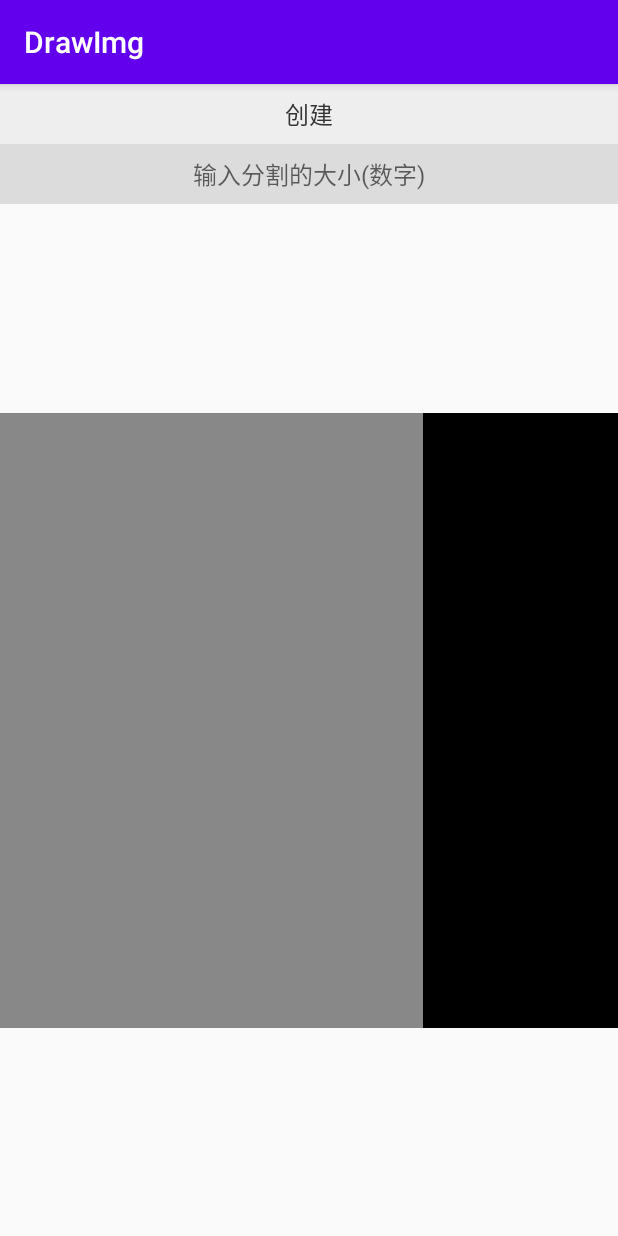
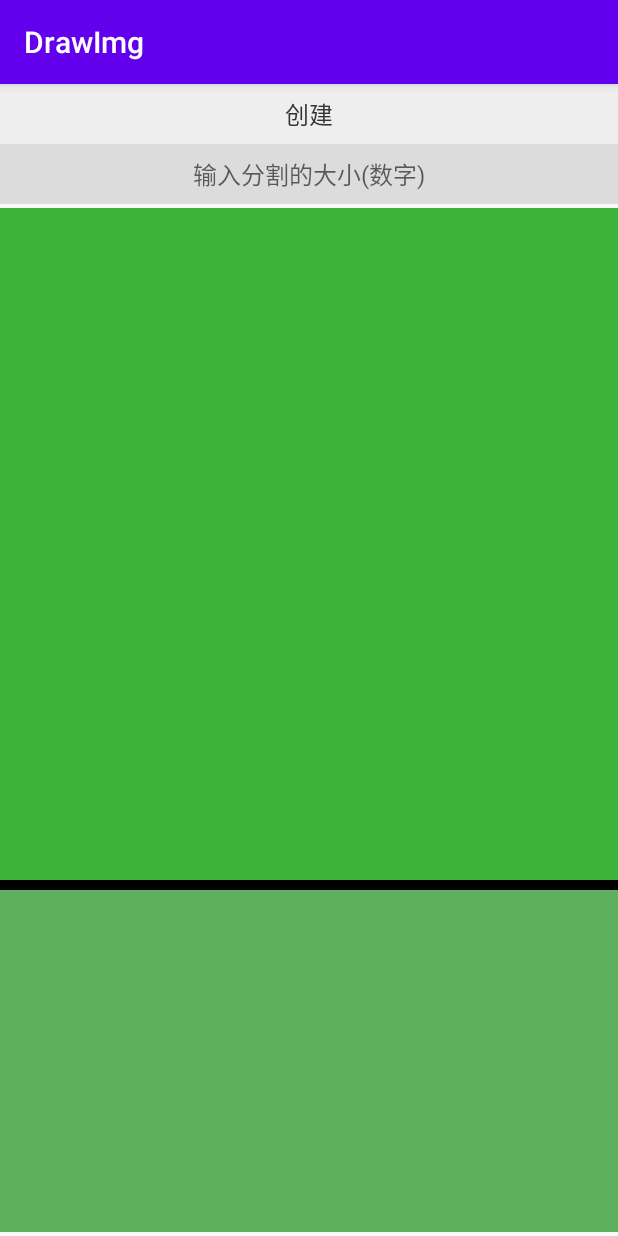
Before and after one commit to MeilingHong/DrawImg, an Android app: the screen it shows after launch (MainActivity), after a tap on "创建", on a phone screen of 412 x 824 dp. Run offline under Robolectric (Android 15) with nearby library versions, the phone set to English and light mode, and no system bars.

Commit message:
处理生成的边界处理问题（需要通过分割1次进行仔细查看数据）；

```diff
--- a/app/src/main/java/com/meiling/drawimg/MainActivity.java
+++ b/app/src/main/java/com/meiling/drawimg/MainActivity.java
@@ -9,63 +9,38 @@ import android.widget.EditText;
 
 import androidx.appcompat.app.AppCompatActivity;
 
-import com.meiling.drawimg.widget.split.SplitImage423Impl;
+import com.meiling.drawimg.widget.mondrian.LogicHelper;
 import com.meiling.drawimg.widget.split.RectangleView;
-import com.meiling.drawimg.widget.mondrian.LogicHelper;
+import com.meiling.drawimg.widget.split.SplitImage1Impl;
 
 public class MainActivity extends AppCompatActivity {
-    private volatile boolean isFinish = false;
-    private Handler mHandler = new Handler(Looper.getMainLooper());
     private RectangleView show;
     private EditText splitSize;
-    private SplitImage423Impl splitImage;
+    private SplitImage1Impl splitImage;
 
     @Override
     protected void onCreate(Bundle savedInstanceState) {
         super.onCreate(savedInstanceState);
         setContentView(R.layout.activity_main);
         show = findViewById(R.id.show);// 显示的View
-        show.getLayoutParams().width = 784;
-        show.getLayoutParams().height = 615;
+        show.getLayoutParams().width = 1024;
+        show.getLayoutParams().height = 1024;
 
         splitSize = findViewById(R.id.splitSize);
     }
 
     public void createImg(View v) {
         //
-//        mHandler.post(new Runnable() {
-//            @Override
-//            public void run() {
-//
-//            }
-//        });
         if (splitImage == null) {
-            splitImage = new SplitImage423Impl();
+            splitImage = new SplitImage1Impl();
         }
-//        final int width = 1024;
-//        final int height = 1024;
-//        RectF bg = new RectF(0, 0, width, height);
-//        ArrayList<RectF> list = new ArrayList<>();
-//        list.addAll(splitImage.generateSplitRectangle(width, height, 2, Math.min(Integer.parseInt(splitSize != null && splitSize.getText() != null && !TextUtils.isEmpty(splitSize.getText().toString()) ? splitSize.getText().toString() : "1"), 4)));
-////        List<Integer> colorList = new ArrayList<>();
-////        colorList.add(Color.parseColor("#ff3296fa"));
-////        colorList.add(Color.parseColor("#bb3296fa"));
-////        colorList.add(Color.parseColor("#993296fa"));
-////        colorList.add(Color.parseColor("#773296fa"));
-////        colorList.add(Color.parseColor("#553296fa"));
-////        Log.e("AndroidRuntime", new GsonBuilder().disableHtmlEscaping().create().toJson(colorList));
-//        show.setDrawItemDataArray(list);
-////        Log.e("AndroidRuntime", new GsonBuilder().disableHtmlEscaping().create().toJson(list));
-
-
-        final LogicHelper logicHelper = new LogicHelper();
-        logicHelper.generate(
-                784,
-                615,
-                "6f82fc52aedb159ee53a5d0eebad9547fa1393a1"
+        final int width = 1024;
+        final int height = 1048;
+        show.setDrawItemDataArray(splitImage.generateSplitRectangle(
+                width,
+                height,
+                10,
+                Math.min(Integer.parseInt(splitSize != null && splitSize.getText() != null && !TextUtils.isEmpty(splitSize.getText().toString()) ? splitSize.getText().toString() : "1"), 4))
         );
-        final int width = 784;
-        final int height = 615;
-        show.setDrawItemDataArray(splitImage.generateSplitRectangle(width, height, 2, Math.min(Integer.parseInt(splitSize != null && splitSize.getText() != null && !TextUtils.isEmpty(splitSize.getText().toString()) ? splitSize.getText().toString() : "1"), 4)));
     }
 }
--- a/app/src/main/java/com/meiling/drawimg/widget/split/RectangleView.java
+++ b/app/src/main/java/com/meiling/drawimg/widget/split/RectangleView.java
@@ -4,21 +4,23 @@ import android.content.Context;
 import android.graphics.Canvas;
 import android.graphics.Color;
 import android.graphics.Paint;
-import android.graphics.RectF;
 import android.util.AttributeSet;
+import android.util.Log;
 import android.view.View;
 
 import androidx.annotation.Nullable;
 
-import java.util.ArrayList;
+import com.google.gson.Gson;
+import com.meiling.drawimg.widget.split.box.SplitEntity;
+
 import java.util.List;
 
 public class RectangleView extends View {
 
     @Nullable
-    private List<RectF> mDrawItemDataArray;
-
+    private List<SplitEntity> mDrawItemDataArray;
     private final Paint mPaint;
+    private Gson mGson = new Gson();
 
     public RectangleView(Context context, @Nullable AttributeSet attrs) {
         super(context, attrs);
@@ -35,13 +37,14 @@ public class RectangleView extends View {
         if (mDrawItemDataArray == null || mDrawItemDataArray.isEmpty()) {
             return;
         }
-        for (RectF drawItemData : mDrawItemDataArray) {
-            mPaint.setColor(Color.GRAY);
-            canvas.drawRect(drawItemData, mPaint);
+        for (SplitEntity temp : mDrawItemDataArray) {
+            mPaint.setColor(temp.color);
+            canvas.drawRect(temp.rectF, mPaint);
+            Log.e("AndroidRuntime", "index:" + "<-->" + mGson.toJson(temp) + "<--->" + mPaint.getColor());
         }
     }
 
-    public void setDrawItemDataArray(@Nullable List<RectF> drawItemDataArray) {
+    public void setDrawItemDataArray(@Nullable List<SplitEntity> drawItemDataArray) {
         this.mDrawItemDataArray = drawItemDataArray;
         invalidate();
     }
--- /dev/null
+++ b/app/src/main/java/com/meiling/drawimg/widget/split/SplitImage1Impl.java
@@ -0,0 +1,123 @@
+package com.meiling.drawimg.widget.split;
+
+import android.content.Context;
+import android.graphics.Bitmap;
+import android.graphics.Canvas;
+import android.graphics.Color;
+import android.graphics.Paint;
+import android.graphics.RectF;
+import android.widget.ImageView;
+
+import com.meiling.drawimg.widget.split.box.SplitEntity;
+
+import java.io.File;
+import java.util.ArrayList;
+import java.util.List;
+import java.util.Random;
+
+/**
+ * 2022-04-20 10:27
+ *
+ * @author marisareimu
+ */
+public class SplitImage1Impl {
+
+    public List<SplitEntity> generateSplitRectangle(int width, int height, int lineWidth, int splitCount) {
+        // todo 实际实现的是一个特定的生成方式
+        final RectF rectInit = new RectF(0, 0, width, height);
+        final List<SplitEntity> mList = new ArrayList<>();//
+        Random randomInt = new Random();
+        mList.add(new SplitEntity(rectInit, Color.rgb(randomInt.nextInt(255), randomInt.nextInt(255), randomInt.nextInt(255))));
+        //---------------------
+        for (int i = 0; i < splitCount; i++) {
+            int index = getMaxRectangle(mList, false);// 获取选中的矩形的下标
+            List<SplitEntity> tempList = doSplitRectangle(mList.get(index), lineWidth);
+            mList.remove(index);// 删除分割后的矩形
+            mList.addAll(tempList);// 将拆分后的两个矩形
+        }
+        return mList;
+    }
+
+    /**
+     * 对于不同的算法，获取分割位置的方式不会相同，这里仅针对该特定算法
+     *
+     * @param rectFList 需要从中去矩形的列表
+     * @param isSquare  是否是根据面积最大取矩形进行分割
+     * @return 返回获取的矩形（需要进行分割的矩形）
+     */
+    private int getMaxRectangle(List<SplitEntity> rectFList, boolean isSquare) {//
+        int index = -1;
+        // 计算面积，取最大
+        double maxSquare = 0;
+        // 计算宽高、取最大变--
+        double maxLength = 0;
+        int size = rectFList != null ? rectFList.size() : 0;
+        if (size > 0) {
+            for (int i = 0; i < size; i++) {
+                RectF temp = rectFList.get(i).rectF;
+                if (isSquare) {
+                    // 1、获取面积最大的一个矩形进行分割
+                    if (temp != null && !temp.isEmpty() && (temp.width() * temp.height()) > maxSquare) {//
+                        index = i;
+                        maxSquare = temp.width() * temp.height();
+                    }
+                } else {
+                    // 2、获取拥有最长边的矩形进行裁剪---对于相同长边
+                    if (temp != null && !temp.isEmpty() && Math.max(temp.width(), temp.height()) > maxLength) {
+                        index = i;
+                        maxLength = Math.max(temp.width(), temp.height());
+                    }
+                }
+            }
+        }
+        return index;
+    }
+
+    /**
+     * @param rectF     需要进行分割的矩形
+     * @param lineWidth 分割线的宽度
+     * @return 分割后的后的
+     */
+    private List<SplitEntity> doSplitRectangle(SplitEntity rectF, int lineWidth) {
+        boolean isWidth = false;
+        isWidth = rectF.rectF.width() > rectF.rectF.height();// 如果
+        float halfLine = lineWidth / 2F;
+        //--------------------------------
+        // 这里写取分割点的逻辑，不同的逻辑下，这个部分会不同，而不同取矩形的方法下，也不一定有这个方法
+        float baseLine = (isWidth ? rectF.rectF.width() : rectF.rectF.height()) / 2F;
+        float startPoint = isWidth ? rectF.rectF.left : rectF.rectF.top;// 起始点
+        float random = baseLine + baseLine * 0.4F * new Random().nextFloat();//
+        RectF split1 = new RectF((int) rectF.rectF.left,
+                (int) rectF.rectF.top,
+                (int) (isWidth ? (startPoint + random - halfLine) : rectF.rectF.right),
+                (int) (isWidth ? rectF.rectF.bottom : (startPoint + random - halfLine)));
+        RectF split2 = new RectF((int) (isWidth ? (startPoint + random + halfLine) : rectF.rectF.left),
+                (int) (isWidth ? rectF.rectF.top : (startPoint + random + halfLine)),
+                (int) rectF.rectF.right,
+                (int) rectF.rectF.bottom);
+        List<SplitEntity> arrayList = new ArrayList<>();
+        Random randomInt = new Random();
+        arrayList.add(new SplitEntity(split1, Color.rgb(randomInt.nextInt(255), randomInt.nextInt(255), randomInt.nextInt(255))));
+        arrayList.add(new SplitEntity(split2, Color.rgb(randomInt.nextInt(255), randomInt.nextInt(255), randomInt.nextInt(255))));
+        //--------------------------------
+        return arrayList;
+    }
+
+    public Bitmap generateSplitRectangleBitmap(Context mContext, List<RectF> splitList) {
+        ImageView imageView = new ImageView(mContext);
+        Canvas canvas = new Canvas();
+        Paint paint = new Paint();
+        paint.setColor(0xff1c1c1e);
+        paint.setAntiAlias(true);
+        paint.setStrokeWidth(0.000001F);
+        paint.setStyle(Paint.Style.STROKE);
+        for (RectF temp : splitList) {
+            canvas.drawRect(temp, paint);
+        }
+        return null;
+    }
+
+    public File generateSplitRectangleFile(Bitmap bgBitmap, Bitmap image) {
+        return null;
+    }
+}
--- a/app/src/main/java/com/meiling/drawimg/widget/split/box/SplitEntity.java
+++ b/app/src/main/java/com/meiling/drawimg/widget/split/box/SplitEntity.java
@@ -7,7 +7,19 @@ import android.graphics.RectF;
  *
  * @author marisareimu
  */
-class SplitEntity {
+public class SplitEntity {
+    public SplitEntity() {
+    }
+
+    public SplitEntity(RectF rectF) {
+        this.rectF = rectF;
+    }
+
+    public SplitEntity(RectF rectF, int color) {
+        this.rectF = rectF;
+        this.color = color;
+    }
+
     // 用于分割的对象
     public RectF rectF;// 显示的矩形
     public int color;// 矩形需要填充的颜色
```
